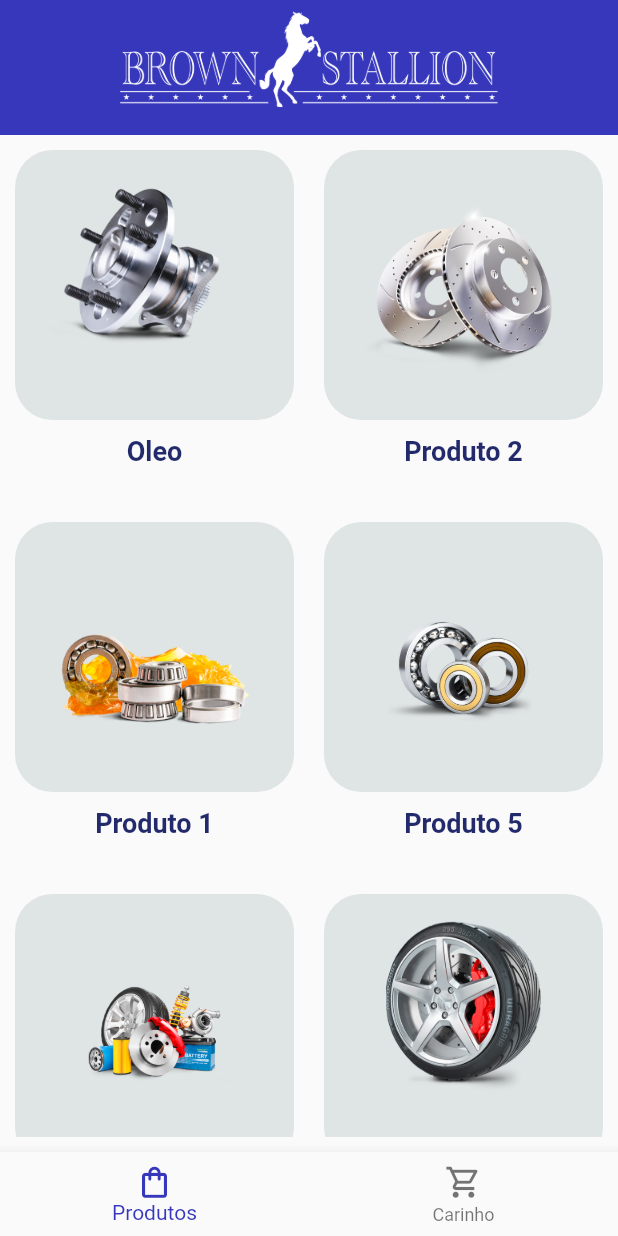
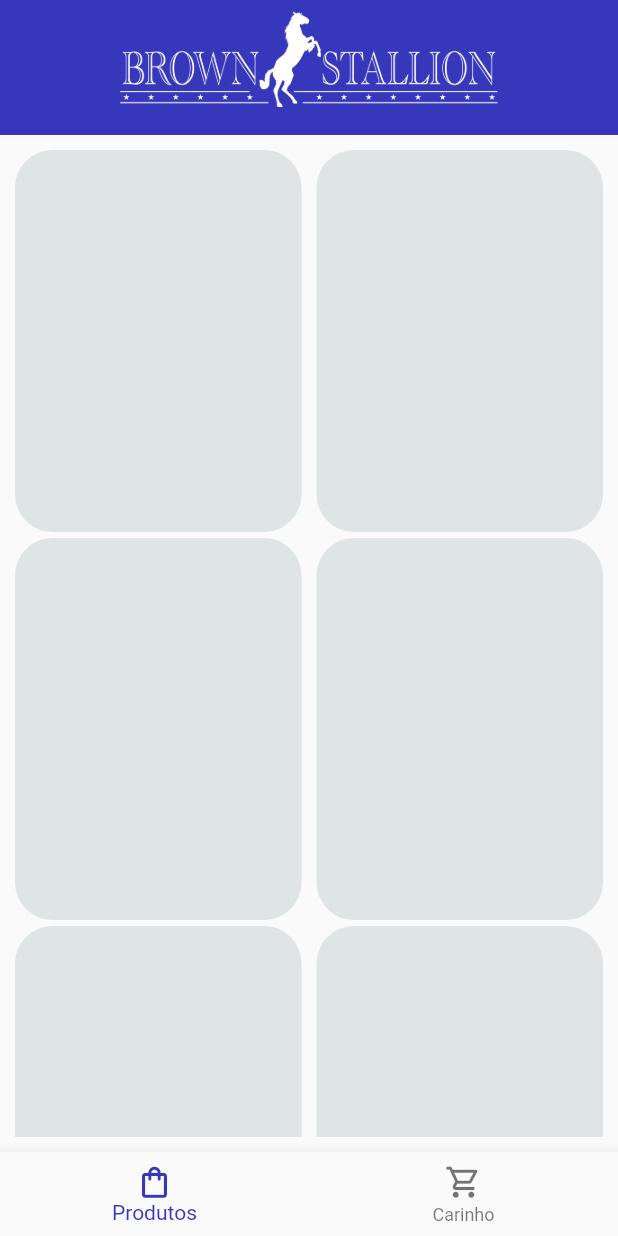
Before and after one commit to marinoricardo/ecommerce_app_flutter, a Flutter app: the screen it shows after launch, on a phone screen of 412 x 824 dp. Run offline on Flutter 3.47's test engine with Material 2 defaults, Android fonts, the phone set to English and light mode, and no system bars.

Commit message:
container layout

```diff
--- a/lib/pages/produtos_page.dart
+++ b/lib/pages/produtos_page.dart
@@ -87,7 +87,8 @@ class ProdutosPage extends StatelessWidget {
                         crossAxisCount: 2,
                         childAspectRatio: 0.75,
                         // mainAxisSpacing: 20,
-                        crossAxisSpacing: 20,
+                        mainAxisSpacing: 4.0,
+                        crossAxisSpacing: 10.0,
                       ),
                       itemCount: produtos.length,
                       itemBuilder: (context, index) => Produtos(
--- a/lib/views/produtos.dart
+++ b/lib/views/produtos.dart
@@ -11,48 +11,58 @@ class Produtos extends StatelessWidget {
 
   @override
   Widget build(BuildContext context) {
-    return SingleChildScrollView(
-      child: GestureDetector(
-        onTap: () {
-          // press
-          Navigator.of(context)
-              .pushNamed('/detalhesproduto', arguments: produto);
-        },
-        child: Column(
-          children: [
-            Container(
-              height: 180,
-              // width: 160,
-              // padding: const EdgeInsets.all(8),
-              decoration: BoxDecoration(
-                borderRadius: BorderRadius.all(Radius.circular(25)),
-                color: Color.fromARGB(255, 223, 228, 228),
-                // color: produto.color ?? Color.fromARGB(255, 223, 228, 228),
-              ),
-              child: Image.asset(
-                produto.image!,
-                height: 300,
-                width: 300,
-              ),
-            ),
-            Padding(
-              padding: EdgeInsets.symmetric(horizontal: 5, vertical: 10),
-              child: Text(
-                produto.name!,
-                style: TextStyle(
-                  fontSize: 18,
-                  fontWeight: FontWeight.bold,
-                  color: Color.fromARGB(235, 16, 24, 95),
-                ),
-              ),
-            ),
-            // Row(
-            //   mainAxisAlignment: MainAxisAlignment.end,
-            //   children: [Icon(Icons.shopping_cart)],
-            // )
-          ],
-        ),
+    return Container(
+      decoration: BoxDecoration(
+        borderRadius: BorderRadius.all(Radius.circular(25)),
+        color: Color.fromARGB(255, 223, 228, 228),
+        // color: produto.color ?? Color.fromARGB(255, 223, 228, 228),
+      ),
+      child: Column(
+        children: [],
       ),
     );
+    // return SingleChildScrollView(
+    //   child: GestureDetector(
+    //     onTap: () {
+    //       // press
+    //       Navigator.of(context)
+    //           .pushNamed('/detalhesproduto', arguments: produto);
+    //     },
+    //     child: Column(
+    //       children: [
+    //         Container(
+    //           height: 180,
+    //           // width: 160,
+    //           // padding: const EdgeInsets.all(8),
+    //           decoration: BoxDecoration(
+    //             borderRadius: BorderRadius.all(Radius.circular(25)),
+    //             color: Color.fromARGB(255, 223, 228, 228),
+    //             // color: produto.color ?? Color.fromARGB(255, 223, 228, 228),
+    //           ),
+    //           child: Image.asset(
+    //             produto.image!,
+    //             height: 300,
+    //             width: 300,
+    //           ),
+    //         ),
+    //         Padding(
+    //           padding: EdgeInsets.symmetric(horizontal: 5, vertical: 10),
+    //           child: Text(
+    //             produto.name!,
+    //             style: TextStyle(
+    //               fontSize: 18,
+    //               fontWeight: FontWeight.bold,
+    //               color: Color.fromARGB(235, 16, 24, 95),
+    //             ),
+    //           ),
+    //         ),
+    //         // Row(
+    //         //   mainAxisAlignment: MainAxisAlignment.end,
+    //         //   children: [Icon(Icons.shopping_cart)],
+    //         // )
+    //       ],
+    //     ),
+    //   ),
+    // );
   }
 }
```
